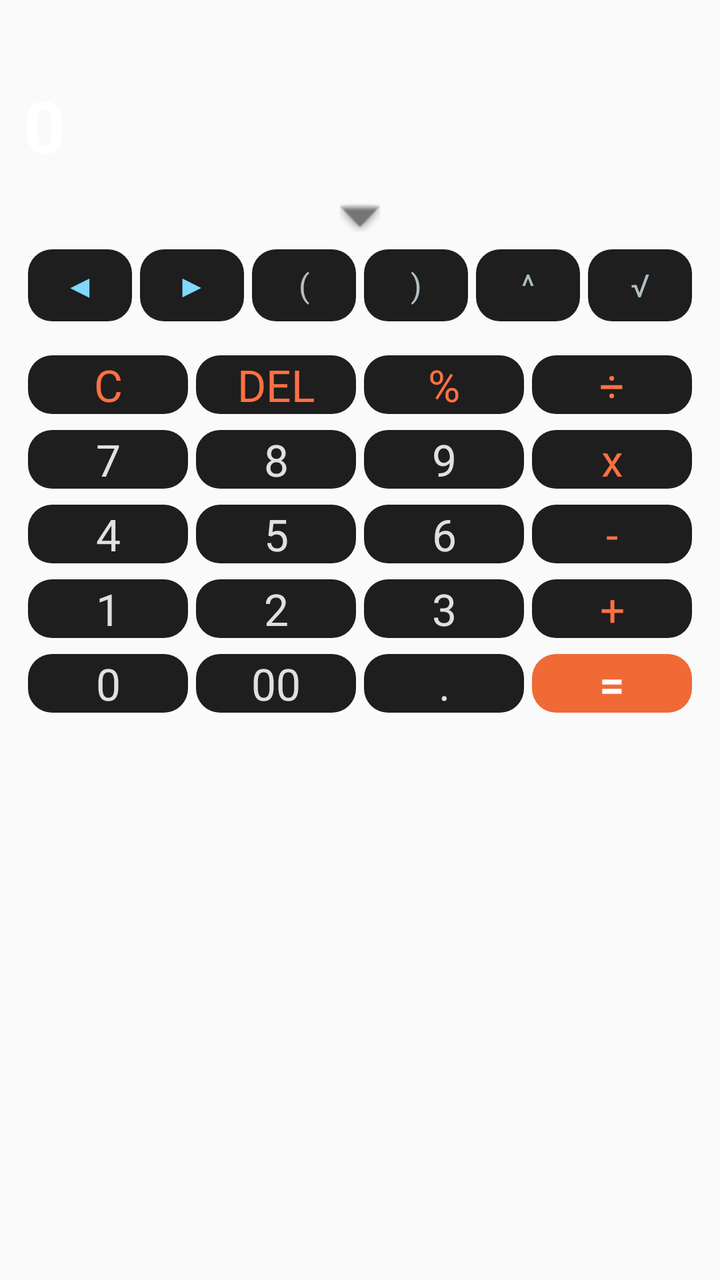
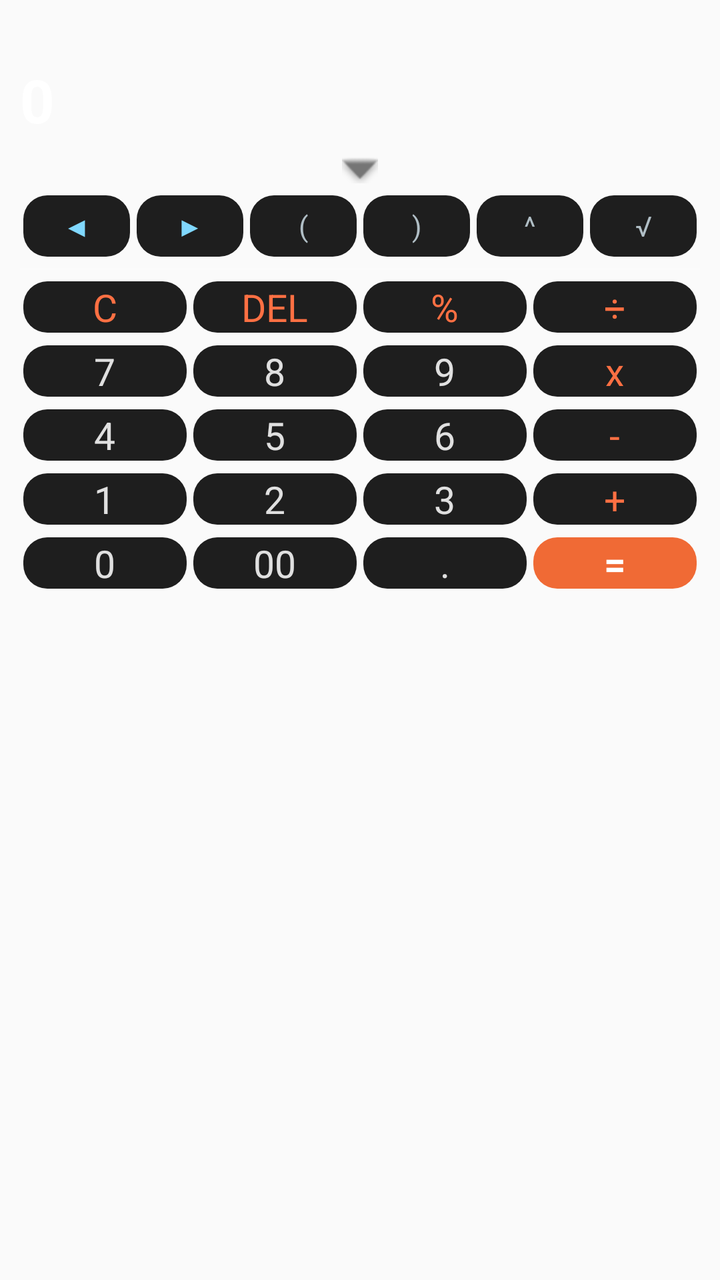

Screens rendered from an Android XML layout before and after an edit, with the pre-edit source and the edit as a unified diff.
<!-- AndroidManifest.xml: application theme Theme.LiteReader -->
<!-- res/layout/page_calculator.xml -->
<?xml version="1.0" encoding="utf-8"?>
<LinearLayout xmlns:android="http://schemas.android.com/apk/res/android"
    android:layout_width="match_parent"
    android:layout_height="wrap_content"
    android:orientation="vertical"
    android:paddingStart="12dp"
    android:paddingEnd="12dp"
    android:paddingTop="8dp"
    android:paddingBottom="12dp">

    
    <LinearLayout
        android:layout_width="match_parent"
        android:layout_height="wrap_content"
        android:gravity="bottom|end"
        android:orientation="vertical"
        android:paddingTop="4dp"
        android:paddingBottom="8dp">

        
        <HorizontalScrollView
            android:id="@+id/scroll_expression"
            android:layout_width="match_parent"
            android:layout_height="wrap_content"
            android:scrollbars="none"
            android:fillViewport="true">

            <TextView
                android:id="@+id/tv_expression"
                android:layout_width="wrap_content"
                android:layout_height="wrap_content"
                android:layout_gravity="end"
                android:textColor="#9E9E9E"
                android:textSize="18sp"
                android:fontFamily="sans-serif-light"
                android:lines="1"
                android:singleLine="true" />
        </HorizontalScrollView>

        
        <HorizontalScrollView
            android:id="@+id/scroll_result"
            android:layout_width="match_parent"
            android:layout_height="wrap_content"
            android:layout_marginTop="2dp"
            android:scrollbars="none"
            android:fillViewport="true">

            <TextView
                android:id="@+id/tv_result"
                android:layout_width="wrap_content"
                android:layout_height="wrap_content"
                android:layout_gravity="end"
                android:text="0"
                android:textColor="#FFFFFF"
                android:textSize="36sp"
                android:textStyle="bold"
                android:fontFamily="sans-serif"
                android:lines="1"
                android:singleLine="true" />
        </HorizontalScrollView>
    </LinearLayout>

    
    <LinearLayout
        android:id="@+id/btn_toggle_drawer"
        android:layout_width="match_parent"
        android:layout_height="28dp"
        android:gravity="center"
        android:clickable="true"
        android:focusable="true"
        android:background="?android:attr/selectableItemBackground"
        android:orientation="horizontal">

        <ImageView
            android:id="@+id/iv_drawer_arrow"
            android:layout_width="20dp"
            android:layout_height="20dp"
            android:src="@android:drawable/arrow_down_float"
            android:tint="#757575"
            android:contentDescription="Toggle Extended Options" />
    </LinearLayout>

    
    <LinearLayout
        android:id="@+id/layout_extended_drawer"
        android:layout_width="match_parent"
        android:layout_height="wrap_content"
        android:orientation="vertical"
        android:visibility="visible">

        <TableRow
            android:layout_width="match_parent"
            android:layout_height="40dp"
            android:layout_marginBottom="4dp">

            <TextView
                android:id="@+id/btn_cursor_left"
                style="@style/CalcBtnSmall"
                android:text="◀"
                android:textColor="#80D8FF" />

            <TextView
                android:id="@+id/btn_cursor_right"
                style="@style/CalcBtnSmall"
                android:text="▶"
                android:textColor="#80D8FF" />

            <TextView
                android:id="@+id/btn_paren_open"
                style="@style/CalcBtnSmall"
                android:text="("
                android:textColor="#B0BEC5" />

            <TextView
                android:id="@+id/btn_paren_close"
                style="@style/CalcBtnSmall"
                android:text=")"
                android:textColor="#B0BEC5" />

            <TextView
                android:id="@+id/btn_power"
                style="@style/CalcBtnSmall"
                android:text="^"
                android:textColor="#B0BEC5" />

            <TextView
                android:id="@+id/btn_sqrt"
                style="@style/CalcBtnSmall"
                android:text="√"
                android:textColor="#B0BEC5" />
        </TableRow>

        <View
            android:layout_width="match_parent"
            android:layout_height="1dp"
            android:layout_marginTop="2dp"
            android:layout_marginBottom="6dp"
            android:background="#26FFFFFF" />
    </LinearLayout>

    
    <TableLayout
        android:id="@+id/tableLayout"
        android:layout_width="match_parent"
        android:layout_height="wrap_content"
        android:stretchColumns="*">

        <TableRow
            android:layout_width="match_parent"
            android:layout_height="48dp"
            android:layout_marginBottom="4dp">
            <TextView android:text="C" style="@style/CalcBtn" android:textColor="#FF7043"/>
            <TextView android:text="DEL" style="@style/CalcBtn" android:textColor="#FF7043"/>
            <TextView android:text="%" style="@style/CalcBtn" android:textColor="#FF7043"/>
            <TextView android:text="÷" style="@style/CalcBtn" android:textColor="#FF7043"/>
        </TableRow>

        <TableRow
            android:layout_width="match_parent"
            android:layout_height="48dp"
            android:layout_marginBottom="4dp">
            <TextView android:text="7" style="@style/CalcBtn"/>
            <TextView android:text="8" style="@style/CalcBtn"/>
            <TextView android:text="9" style="@style/CalcBtn"/>
            <TextView android:text="x" style="@style/CalcBtn" android:textColor="#FF7043"/>
        </TableRow>

        <TableRow
            android:layout_width="match_parent"
            android:layout_height="48dp"
            android:layout_marginBottom="4dp">
            <TextView android:text="4" style="@style/CalcBtn"/>
            <TextView android:text="5" style="@style/CalcBtn"/>
            <TextView android:text="6" style="@style/CalcBtn"/>
            <TextView android:text="-" style="@style/CalcBtn" android:textColor="#FF7043"/>
        </TableRow>

        <TableRow
            android:layout_width="match_parent"
            android:layout_height="48dp"
            android:layout_marginBottom="4dp">
            <TextView android:text="1" style="@style/CalcBtn"/>
            <TextView android:text="2" style="@style/CalcBtn"/>
            <TextView android:text="3" style="@style/CalcBtn"/>
            <TextView android:text="+" style="@style/CalcBtn" android:textColor="#FF7043"/>
        </TableRow>

        <TableRow
            android:layout_width="match_parent"
            android:layout_height="48dp">
            <TextView android:text="0" style="@style/CalcBtn"/>
            <TextView android:text="00" style="@style/CalcBtn"/>
            <TextView android:text="." style="@style/CalcBtn"/>
            <TextView
                android:text="="
                style="@style/CalcBtn"
                android:textColor="#FFFFFF"
                android:textStyle="bold"
                android:background="@drawable/calc_eq_bg"/>
        </TableRow>

    </TableLayout>

</LinearLayout>
<!-- resources referenced by this layout -->
<resources>
  <!-- drawable calc_eq_bg (drawable) -->
  <?xml version="1.0" encoding="utf-8"?>
  <ripple xmlns:android="http://schemas.android.com/apk/res/android"
      android:color="#33FFFFFF">
      <item>
          <shape android:shape="rectangle">
              <corners android:radius="12dp" />
              <solid android:color="#F06A35"/>
          </shape>
      </item>
  </ripple>
  <style name="CalcBtn">
          <item name="android:layout_width">0dp</item>
          <item name="android:layout_height">match_parent</item>
          <item name="android:layout_weight">1</item>
          <item name="android:gravity">center</item>
          <item name="android:textSize">22sp</item>
          <item name="android:textColor">#E0E0E0</item>
          <item name="android:clickable">true</item>
          <item name="android:focusable">true</item>
          <item name="android:layout_margin">2dp</item>
          <item name="android:background">@drawable/bg_calc_btn</item>
      </style>
  <style name="CalcBtnSmall">
          <item name="android:layout_width">0dp</item>
          <item name="android:layout_height">match_parent</item>
          <item name="android:layout_weight">1</item>
          <item name="android:gravity">center</item>
          <item name="android:textSize">16sp</item>
          <item name="android:textColor">#E0E0E0</item>
          <item name="android:clickable">true</item>
          <item name="android:focusable">true</item>
          <item name="android:layout_margin">2dp</item>
          <item name="android:background">@drawable/bg_calc_btn</item>
      </style>
  <style name="Theme.LiteReader" parent="android:Theme.Material.Light.NoActionBar" />
  <!-- drawable bg_calc_btn (drawable) -->
  <?xml version="1.0" encoding="utf-8"?>
  <ripple xmlns:android="http://schemas.android.com/apk/res/android"
      android:color="#33FFFFFF">
      <item>
          <shape android:shape="rectangle">
              <corners android:radius="12dp" />
              <solid android:color="#1E1E1E" />
          </shape>
      </item>
  </ripple>
</resources>

<!-- the commit's change to res/layout/page_calculator.xml (unified diff, before → after) -->
@@ -3,10 +3,10 @@
     android:layout_width="match_parent"
     android:layout_height="wrap_content"
     android:orientation="vertical"
-    android:paddingStart="12dp"
-    android:paddingEnd="12dp"
-    android:paddingTop="8dp"
-    android:paddingBottom="12dp">
+    android:paddingStart="10dp"
+    android:paddingEnd="10dp"
+    android:paddingTop="4dp"
+    android:paddingBottom="6dp">
 
     
     <LinearLayout
@@ -14,8 +14,8 @@
         android:layout_height="wrap_content"
         android:gravity="bottom|end"
         android:orientation="vertical"
-        android:paddingTop="4dp"
-        android:paddingBottom="8dp">
+        android:paddingTop="2dp"
+        android:paddingBottom="4dp">
 
         
         <HorizontalScrollView
@@ -31,7 +31,7 @@
                 android:layout_height="wrap_content"
                 android:layout_gravity="end"
                 android:textColor="#9E9E9E"
-                android:textSize="18sp"
+                android:textSize="16sp"
                 android:fontFamily="sans-serif-light"
                 android:lines="1"
                 android:singleLine="true" />
@@ -53,7 +53,7 @@
                 android:layout_gravity="end"
                 android:text="0"
                 android:textColor="#FFFFFF"
-                android:textSize="36sp"
+                android:textSize="30sp"
                 android:textStyle="bold"
                 android:fontFamily="sans-serif"
                 android:lines="1"
@@ -65,7 +65,7 @@
     <LinearLayout
         android:id="@+id/btn_toggle_drawer"
         android:layout_width="match_parent"
-        android:layout_height="28dp"
+        android:layout_height="22dp"
         android:gravity="center"
         android:clickable="true"
         android:focusable="true"
@@ -74,8 +74,8 @@
 
         <ImageView
             android:id="@+id/iv_drawer_arrow"
-            android:layout_width="20dp"
-            android:layout_height="20dp"
+            android:layout_width="18dp"
+            android:layout_height="18dp"
             android:src="@android:drawable/arrow_down_float"
             android:tint="#757575"
             android:contentDescription="Toggle Extended Options" />
@@ -91,8 +91,8 @@
 
         <TableRow
             android:layout_width="match_parent"
-            android:layout_height="40dp"
-            android:layout_marginBottom="4dp">
+            android:layout_height="34dp"
+            android:layout_marginBottom="2dp">
 
             <TextView
                 android:id="@+id/btn_cursor_left"
@@ -135,7 +135,7 @@
             android:layout_width="match_parent"
             android:layout_height="1dp"
             android:layout_marginTop="2dp"
-            android:layout_marginBottom="6dp"
+            android:layout_marginBottom="4dp"
             android:background="#26FFFFFF" />
     </LinearLayout>
 
@@ -148,8 +148,8 @@
 
         <TableRow
             android:layout_width="match_parent"
-            android:layout_height="48dp"
-            android:layout_marginBottom="4dp">
+            android:layout_height="40dp"
+            android:layout_marginBottom="3dp">
             <TextView android:text="C" style="@style/CalcBtn" android:textColor="#FF7043"/>
             <TextView android:text="DEL" style="@style/CalcBtn" android:textColor="#FF7043"/>
             <TextView android:text="%" style="@style/CalcBtn" android:textColor="#FF7043"/>
@@ -158,8 +158,8 @@
 
         <TableRow
             android:layout_width="match_parent"
-            android:layout_height="48dp"
-            android:layout_marginBottom="4dp">
+            android:layout_height="40dp"
+            android:layout_marginBottom="3dp">
             <TextView android:text="7" style="@style/CalcBtn"/>
             <TextView android:text="8" style="@style/CalcBtn"/>
             <TextView android:text="9" style="@style/CalcBtn"/>
@@ -168,8 +168,8 @@
 
         <TableRow
             android:layout_width="match_parent"
-            android:layout_height="48dp"
-            android:layout_marginBottom="4dp">
+            android:layout_height="40dp"
+            android:layout_marginBottom="3dp">
             <TextView android:text="4" style="@style/CalcBtn"/>
             <TextView android:text="5" style="@style/CalcBtn"/>
             <TextView android:text="6" style="@style/CalcBtn"/>
@@ -178,8 +178,8 @@
 
         <TableRow
             android:layout_width="match_parent"
-            android:layout_height="48dp"
-            android:layout_marginBottom="4dp">
+            android:layout_height="40dp"
+            android:layout_marginBottom="3dp">
             <TextView android:text="1" style="@style/CalcBtn"/>
             <TextView android:text="2" style="@style/CalcBtn"/>
             <TextView android:text="3" style="@style/CalcBtn"/>
@@ -188,7 +188,7 @@
 
         <TableRow
             android:layout_width="match_parent"
-            android:layout_height="48dp">
+            android:layout_height="40dp">
             <TextView android:text="0" style="@style/CalcBtn"/>
             <TextView android:text="00" style="@style/CalcBtn"/>
             <TextView android:text="." style="@style/CalcBtn"/>
<!-- resource entries referenced after the edit -->
@@ -16,11 +16,11 @@
           <item name="android:layout_height">match_parent</item>
           <item name="android:layout_weight">1</item>
           <item name="android:gravity">center</item>
-          <item name="android:textSize">22sp</item>
+          <item name="android:textSize">19sp</item>
           <item name="android:textColor">#E0E0E0</item>
           <item name="android:clickable">true</item>
           <item name="android:focusable">true</item>
-          <item name="android:layout_margin">2dp</item>
+          <item name="android:layout_margin">1.5dp</item>
           <item name="android:background">@drawable/bg_calc_btn</item>
       </style>
   <style name="CalcBtnSmall">
@@ -28,11 +28,11 @@
           <item name="android:layout_height">match_parent</item>
           <item name="android:layout_weight">1</item>
           <item name="android:gravity">center</item>
-          <item name="android:textSize">16sp</item>
+          <item name="android:textSize">14sp</item>
           <item name="android:textColor">#E0E0E0</item>
           <item name="android:clickable">true</item>
           <item name="android:focusable">true</item>
-          <item name="android:layout_margin">2dp</item>
+          <item name="android:layout_margin">1.5dp</item>
           <item name="android:background">@drawable/bg_calc_btn</item>
       </style>
   <style name="Theme.LiteReader" parent="android:Theme.Material.Light.NoActionBar" />
